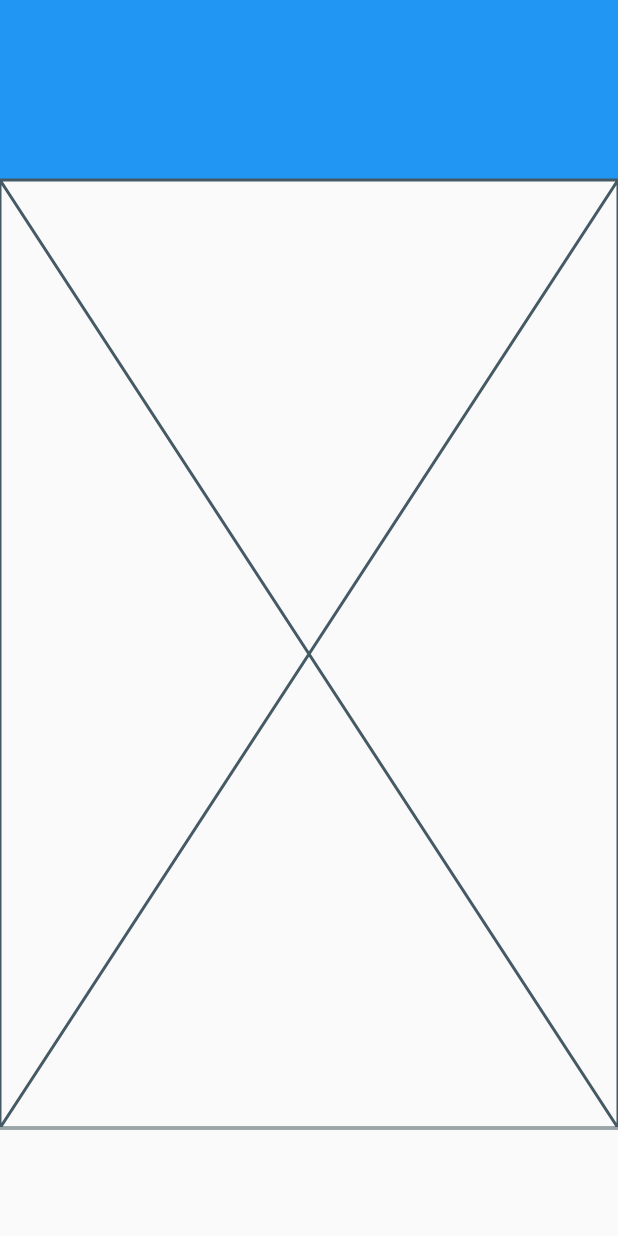
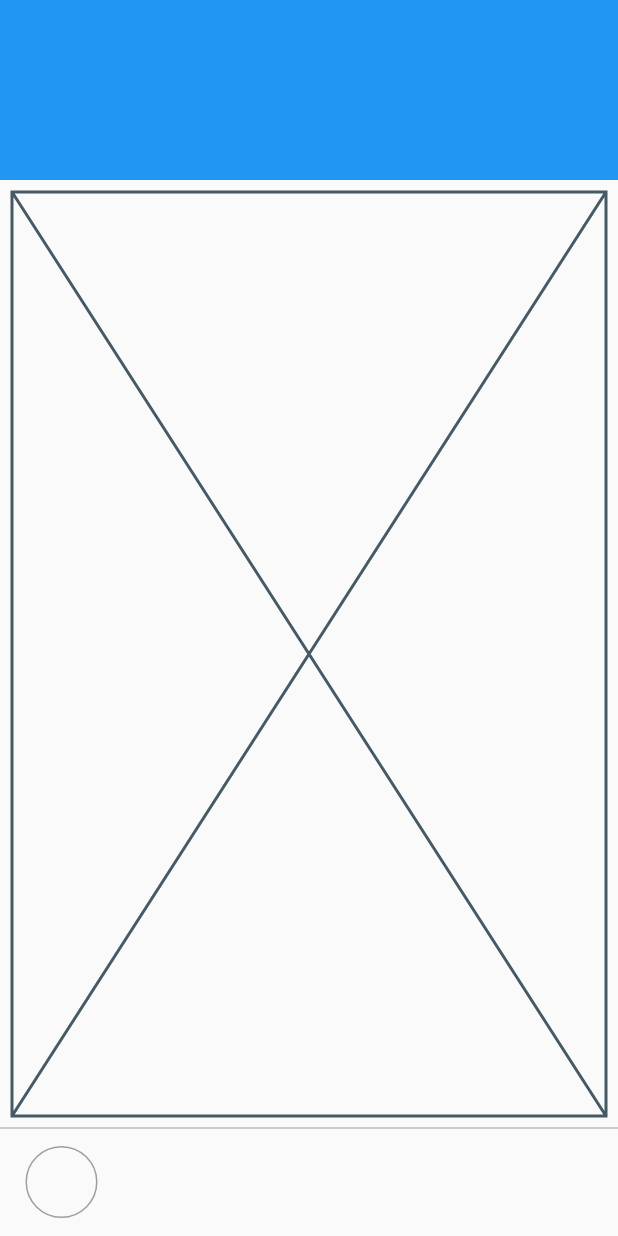
Before and after one commit to JAICHANGPARK/flutter_notebook_18th_story, a Flutter app: the screen it shows after launch, on a phone screen of 412 x 824 dp. Run offline on Flutter 3.47's test engine with Material 2 defaults, Android fonts, the phone set to English and light mode, and no system bars; our stand-ins replace cached_network_image, flutter_lorem, flutter_riverpod, flutter_svg, freezed_annotation, go_router and 3 more.

Commit message:
Update pax_wardrobe_main_page.dart

```diff
--- a/lib/ep1081_pax_wardrobe_app/src/pax_wardrobe_main_page.dart
+++ b/lib/ep1081_pax_wardrobe_app/src/pax_wardrobe_main_page.dart
@@ -17,11 +17,29 @@ class PaxWardrobeMainPage extends StatelessWidget {
               ),
             ),
             Expanded(
-              child: Placeholder(),
+              child: Padding(
+                padding: const EdgeInsets.all(8.0),
+                child: Placeholder(),
+              ),
             ),
-            Divider(height: 0, color: Colors.grey[200],),
+            Divider(height: 0, color: Colors.grey[500],),
             Container(
               height: 72,
+              padding: EdgeInsets.all(12),
+              child: Row(
+                children: [
+                  Container(
+                    height: 58,
+                    width: 58,
+                    decoration: BoxDecoration(
+                      shape: BoxShape.circle,
+                      border: Border.all(
+                        color: Colors.grey
+                      )
+                    ),
+                  )
+                ],
+              ),
             )
 
           ],
```
